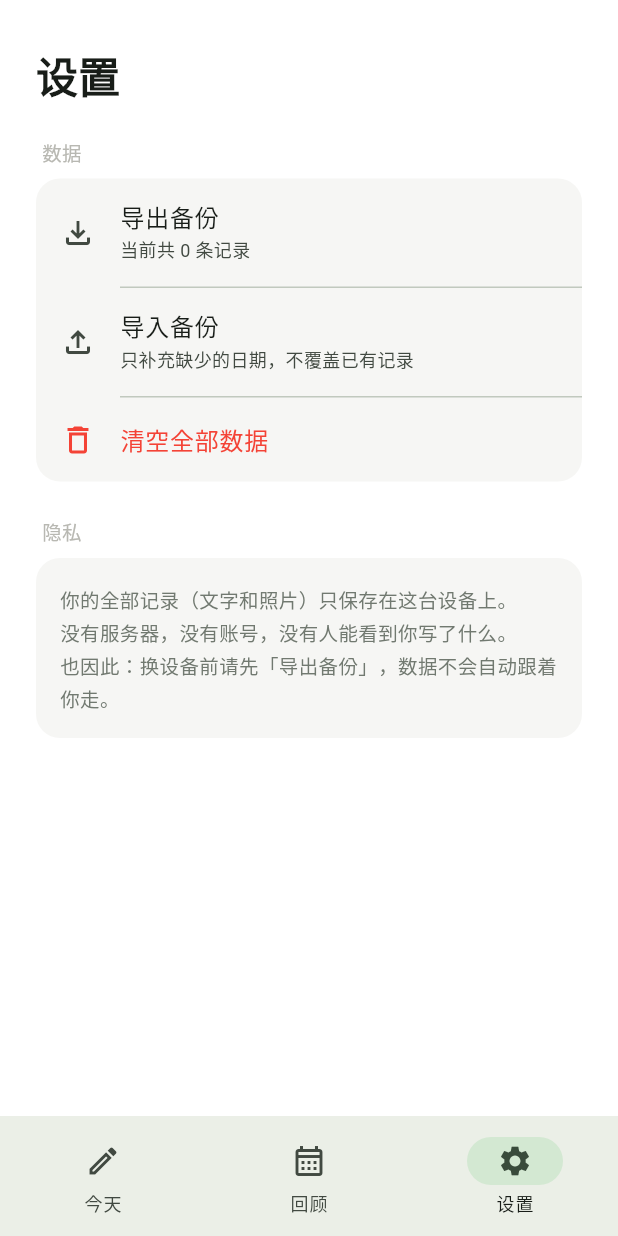
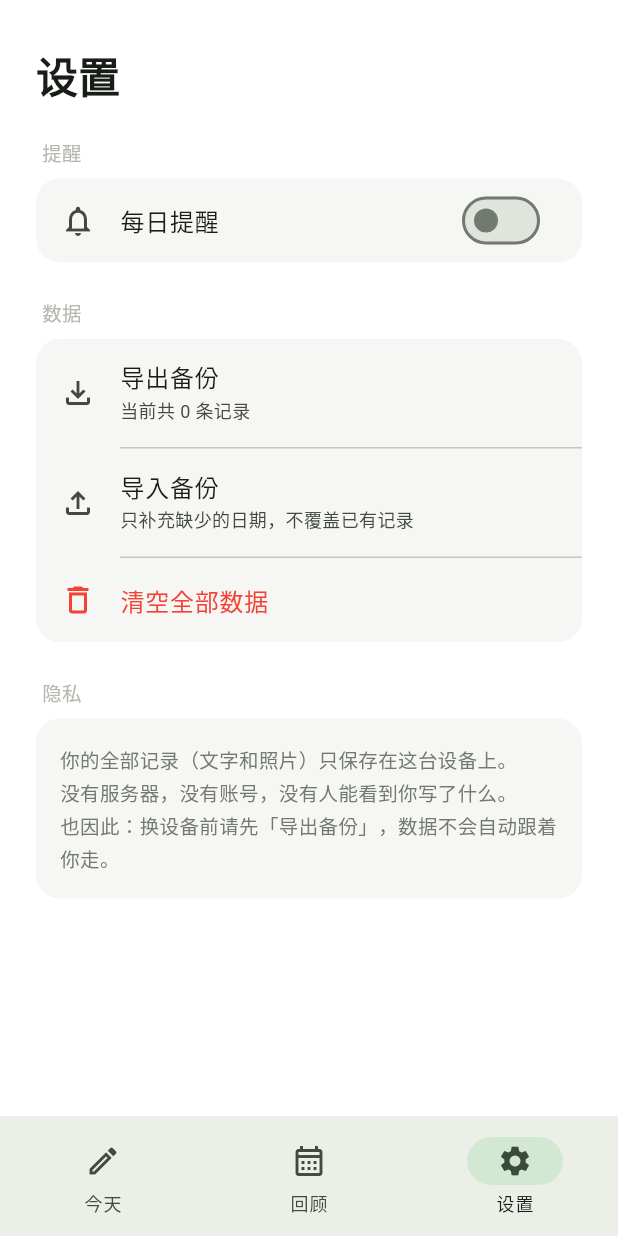
Before and after one commit to 2763945400-ctrl/daily-diary, a Flutter app: the screen it shows after launch, item 3 of the bottom bar chosen, on a phone screen of 412 x 824 dp. Run offline on Flutter 3.47's test engine with Material 3 defaults, Android fonts, the phone set to English and light mode, and no system bars; our stand-ins replace file_picker, flutter_local_notifications, flutter_timezone, hive_flutter, image_picker, timezone; accounts and stored records are empty.

Commit message:
v1.1.0 每日提醒: 设置页开关+时间选择,当天已记录自动跳过
Co-Authored-By: Claude Fable 5 <noreply@anthropic.com>

```diff
--- /dev/null
+++ b/lib/data/notification_service.dart
@@ -0,0 +1,84 @@
+import 'package:flutter/foundation.dart';
+import 'package:flutter_local_notifications/flutter_local_notifications.dart';
+import 'package:flutter_timezone/flutter_timezone.dart';
+import 'package:timezone/data/latest_all.dart' as tzdata;
+import 'package:timezone/timezone.dart' as tz;
+
+import 'entry_store.dart';
+import 'settings_store.dart';
+
+/// 每日提醒：闹钟定在本机系统里，不经过任何服务器。
+/// 网页版不支持（浏览器限制），所有方法在 web 上直接空操作。
+class NotificationService {
+  static final _plugin = FlutterLocalNotificationsPlugin();
+  static bool _ready = false;
+
+  static Future<void> init() async {
+    if (kIsWeb) return;
+    tzdata.initializeTimeZones();
+    try {
+      final info = await FlutterTimezone.getLocalTimezone();
+      tz.setLocalLocation(tz.getLocation(info.identifier));
+    } catch (_) {
+      // 拿不到时区标识时退回默认，提醒可能有时差但不影响使用
+    }
+    await _plugin.initialize(
+      settings: const InitializationSettings(
+        android: AndroidInitializationSettings('@mipmap/ic_launcher'),
+        iOS: DarwinInitializationSettings(
+          requestAlertPermission: false,
+          requestBadgePermission: false,
+          requestSoundPermission: false,
+        ),
+      ),
+    );
+    _ready = true;
+  }
+
+  /// 申请系统通知权限，返回是否被允许。
+  static Future<bool> requestPermission() async {
+    if (!_ready) return false;
+    final ios = _plugin.resolvePlatformSpecificImplementation<
+        IOSFlutterLocalNotificationsPlugin>();
+    if (ios != null) {
+      return await ios.requestPermissions(alert: true, badge: true, sound: true) ??
+          false;
+    }
+    final android = _plugin.resolvePlatformSpecificImplementation<
+        AndroidFlutterLocalNotificationsPlugin>();
+    if (android != null) {
+      return await android.requestNotificationsPermission() ?? false;
+    }
+    return false;
+  }
+
+  /// 按当前设置重新安排提醒。
+  /// 规则：今天已经记过、或今天的提醒时间已过 → 首次触发定在明天；
+  /// 之后每天同一时间重复。每次保存日记后调用本方法，实现"记过当天不再催"。
+  static Future<void> schedule() async {
+    if (!_ready) return;
+    await _plugin.cancelAll();
+    if (!SettingsStore.reminderEnabled) return;
+
+    final now = tz.TZDateTime.now(tz.local);
+    var when = tz.TZDateTime(tz.local, now.year, now.month, now.day,
+        SettingsStore.reminderHour, SettingsStore.reminderMinute);
+    final todayDone = EntryStore.get(EntryStore.todayKey()) != null;
+    if (!when.isAfter(now) || todayDone) {
+      when = when.add(const Duration(days: 1));
+    }
+
+    await _plugin.zonedSchedule(
+      id: 0,
+      title: '每日一记',
+      body: '今天过得怎么样？花一分钟记下来吧',
+      scheduledDate: when,
+      notificationDetails: const NotificationDetails(
+        android: AndroidNotificationDetails('daily_reminder', '每日提醒'),
+        iOS: DarwinNotificationDetails(),
+      ),
+      androidScheduleMode: AndroidScheduleMode.inexactAllowWhileIdle,
+      matchDateTimeComponents: DateTimeComponents.time,
+    );
+  }
+}
--- /dev/null
+++ b/lib/data/settings_store.dart
@@ -0,0 +1,26 @@
+import 'package:hive_flutter/hive_flutter.dart';
+
+/// 设置项的本地存储（和日记数据同在本机 Hive 里）。
+class SettingsStore {
+  static late Box _box;
+
+  static Future<void> init() async {
+    _box = await Hive.openBox('settings');
+  }
+
+  static bool get reminderEnabled =>
+      _box.get('reminderEnabled', defaultValue: false) as bool;
+
+  static int get reminderHour => _box.get('reminderHour', defaultValue: 21) as int;
+
+  static int get reminderMinute =>
+      _box.get('reminderMinute', defaultValue: 30) as int;
+
+  static Future<void> setReminderEnabled(bool value) =>
+      _box.put('reminderEnabled', value);
+
+  static Future<void> setReminderTime(int hour, int minute) async {
+    await _box.put('reminderHour', hour);
+    await _box.put('reminderMinute', minute);
+  }
+}
--- a/lib/main.dart
+++ b/lib/main.dart
@@ -1,6 +1,8 @@
 import 'package:flutter/material.dart';
 
 import 'data/entry_store.dart';
+import 'data/notification_service.dart';
+import 'data/settings_store.dart';
 import 'pages/review_page.dart';
 import 'pages/settings_page.dart';
 import 'pages/today_page.dart';
@@ -8,6 +10,9 @@ import 'pages/today_page.dart';
 Future<void> main() async {
   WidgetsFlutterBinding.ensureInitialized();
   await EntryStore.init();
+  await SettingsStore.init();
+  await NotificationService.init();
+  await NotificationService.schedule(); // 启动时校准下一次提醒
   runApp(const DiaryApp());
 }
 
--- a/lib/pages/settings_page.dart
+++ b/lib/pages/settings_page.dart
@@ -5,6 +5,8 @@ import 'package:flutter/foundation.dart';
 import 'package:flutter/material.dart';
 
 import '../data/entry_store.dart';
+import '../data/notification_service.dart';
+import '../data/settings_store.dart';
 import '../style.dart';
 
 class SettingsPage extends StatefulWidget {
@@ -15,6 +17,39 @@ class SettingsPage extends StatefulWidget {
 }
 
 class _SettingsPageState extends State<SettingsPage> {
+  // ── 每日提醒 ──────────────────────────────────────────
+
+  Future<void> _toggleReminder(bool value) async {
+    if (value) {
+      final granted = await NotificationService.requestPermission();
+      if (!granted) {
+        _toast('系统未允许通知。请到 iPhone 的「设置 → 通知 → 每日一记」里打开');
+        return;
+      }
+    }
+    await SettingsStore.setReminderEnabled(value);
+    await NotificationService.schedule();
+    setState(() {});
+  }
+
+  Future<void> _pickReminderTime() async {
+    final picked = await showTimePicker(
+      context: context,
+      initialTime: TimeOfDay(
+        hour: SettingsStore.reminderHour,
+        minute: SettingsStore.reminderMinute,
+      ),
+    );
+    if (picked == null) return;
+    await SettingsStore.setReminderTime(picked.hour, picked.minute);
+    await NotificationService.schedule();
+    setState(() {});
+  }
+
+  String get _reminderTimeLabel =>
+      '${SettingsStore.reminderHour.toString().padLeft(2, '0')}:'
+      '${SettingsStore.reminderMinute.toString().padLeft(2, '0')}';
+
   // ── 导出 ──────────────────────────────────────────────
 
   Future<void> _export() async {
@@ -139,6 +174,30 @@ class _SettingsPageState extends State<SettingsPage> {
                 ?.copyWith(fontWeight: FontWeight.w700),
           ),
           const SizedBox(height: 24),
+          if (!kIsWeb) ...[
+            _sectionLabel('提醒'),
+            _card([
+              SwitchListTile(
+                secondary: const Icon(Icons.notifications_outlined),
+                title: const Text('每日提醒'),
+                value: SettingsStore.reminderEnabled,
+                onChanged: _toggleReminder,
+              ),
+              if (SettingsStore.reminderEnabled) ...[
+                const Divider(height: 1, indent: 56),
+                ListTile(
+                  leading: const Icon(Icons.schedule_outlined),
+                  title: const Text('提醒时间'),
+                  subtitle: const Text('当天已记录时自动跳过',
+                      style: TextStyle(fontSize: 12)),
+                  trailing: Text(_reminderTimeLabel,
+                      style: const TextStyle(fontSize: 16)),
+                  onTap: _pickReminderTime,
+                ),
+              ],
+            ]),
+            const SizedBox(height: 24),
+          ],
           _sectionLabel('数据'),
           _card([
             ListTile(
--- a/lib/pages/today_page.dart
+++ b/lib/pages/today_page.dart
@@ -4,6 +4,7 @@ import 'package:flutter/material.dart';
 import 'package:image_picker/image_picker.dart';
 
 import '../data/entry_store.dart';
+import '../data/notification_service.dart';
 import '../style.dart';
 
 class TodayPage extends StatefulWidget {
@@ -56,6 +57,7 @@ class _TodayPageState extends State<TodayPage> {
     );
     if (entry.isEmpty) return;
     await EntryStore.put(entry);
+    await NotificationService.schedule(); // 今天记过了,当晚的提醒自动跳过
     setState(() => _existing = entry);
     if (!mounted) return;
     ScaffoldMessenger.of(context).showSnackBar(
--- a/pubspec.yaml
+++ b/pubspec.yaml
@@ -16,7 +16,7 @@ publish_to: 'none' # Remove this line if you wish to publish to pub.dev
 # https://developer.apple.com/library/archive/documentation/General/Reference/InfoPlistKeyReference/Articles/CoreFoundationKeys.html
 # In Windows, build-name is used as the major, minor, and patch parts
 # of the product and file versions while build-number is used as the build suffix.
-version: 1.0.0+1
+version: 1.1.0+2
 
 environment:
   sdk: ^3.12.2
@@ -38,6 +38,9 @@ dependencies:
   hive_flutter: ^1.1.0
   image_picker: ^1.2.3
   file_picker: ^11.0.2
+  flutter_local_notifications: ^22.0.1
+  timezone: ^0.11.1
+  flutter_timezone: ^5.1.0
 
 dev_dependencies:
   flutter_test:
```
Also changed, not shown: pubspec.lock.
